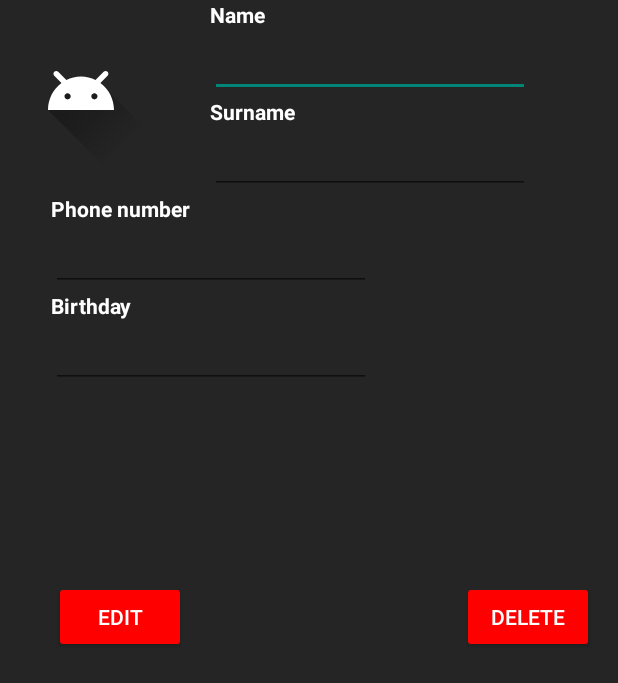
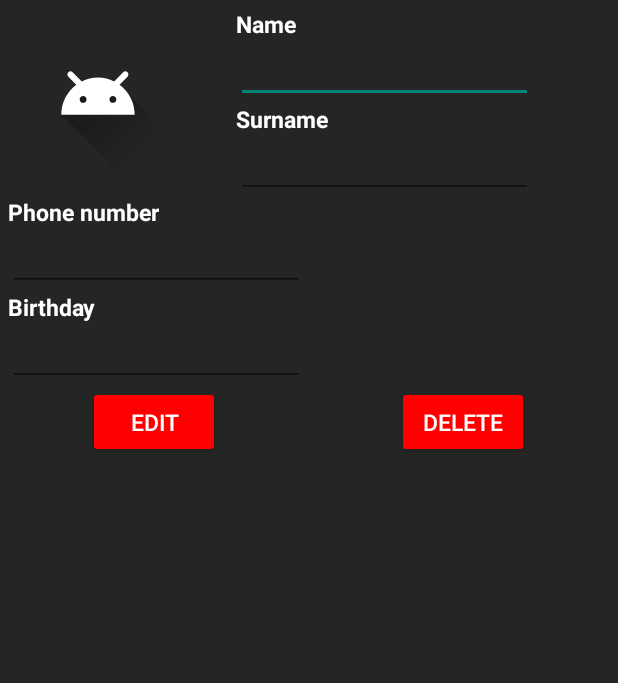
Before and after one commit to ivansc11/android-contactos, an Android app: the EditContactActivity screen opened directly, with no data from a screen before it, on a phone screen of 412 x 824 dp. Shown: the top 683 px of the screen. Run offline under Robolectric (Android 15) with nearby library versions, the phone set to English and light mode, and no system bars; 4 statements that could not run were skipped.

Commit message:
Se mejoró el layout de edit_contact

```diff
--- a/app/src/main/java/com/example/agenda/EditContactActivity.java
+++ b/app/src/main/java/com/example/agenda/EditContactActivity.java
@@ -26,15 +26,15 @@ public class EditContactActivity extends AppCompatActivity {
         setContentView(R.layout.activity_edit_contact);
 
 
-        name = (EditText)findViewById(R.id.etName);
-        surname = (EditText)findViewById(R.id.etSurname);
-        phoneNumber = (EditText) findViewById(R.id.etPhonenumber);
-        birthday = (EditText) findViewById(R.id.etBirthday);
+        name = (EditText)findViewById(R.id.et_name);
+        surname = (EditText)findViewById(R.id.et_surname);
+        phoneNumber = (EditText) findViewById(R.id.et_phone);
+        birthday = (EditText) findViewById(R.id.et_birthday);
         birthday.setOnClickListener(new View.OnClickListener(){
             @Override
             public void onClick(View view) {
                 switch (view.getId()) {
-                    case R.id.etBirthday:
+                    case R.id.et_birthday:
                         showDatePickerDialog();
                         break;
                 }
@@ -58,6 +58,8 @@ public class EditContactActivity extends AppCompatActivity {
         contact.setSurname(surname.getText().toString());
         contact.setBirthday(birthday.getText().toString());
         contact.setPhoneNumber(phoneNumber.getText().toString());
+
+
 
 
         if( manager.updateContact(contact)!=-1){
--- a/app/src/main/res/layout/activity_edit_contact.xml
+++ b/app/src/main/res/layout/activity_edit_contact.xml
@@ -1,5 +1,5 @@
 <?xml version="1.0" encoding="utf-8"?>
-<androidx.constraintlayout.widget.ConstraintLayout xmlns:android="http://schemas.android.com/apk/res/android"
+<RelativeLayout xmlns:android="http://schemas.android.com/apk/res/android"
     xmlns:app="http://schemas.android.com/apk/res-auto"
     xmlns:tools="http://schemas.android.com/tools"
     android:layout_width="match_parent"
@@ -8,136 +8,167 @@
     tools:context=".EditContactActivity">
 
     <ImageView
-        android:id="@+id/imageView"
-        android:layout_width="wrap_content"
-        android:layout_height="wrap_content"
-        android:layout_marginEnd="32dp"
-        android:layout_marginBottom="12dp"
+        android:id="@+id/iv_photo"
+        android:layout_width="125dp"
+        android:layout_height="125dp"
+        android:paddingTop="5dp"
+        android:paddingLeft="5dp"
         android:src="@drawable/ic_launcher_foreground"
-        app:layout_constraintBottom_toTopOf="@+id/textView7"
-        app:layout_constraintEnd_toStartOf="@+id/etName"
         tools:srcCompat="@tools:sample/avatars" />
 
     <TextView
-        android:id="@+id/textView5"
-        android:layout_width="121dp"
-        android:layout_height="19dp"
+        android:id="@+id/tv_name"
+        android:layout_width="wrap_content"
+        android:layout_height="wrap_content"
+        android:layout_marginTop="5dp"
         android:layout_marginStart="32dp"
+        android:layout_toRightOf="@id/iv_photo"
         android:text="Name"
+        android:textSize="15dp"
         android:textStyle="bold"
         android:textColor="@color/text"
-        app:layout_constraintBottom_toTopOf="@+id/etName"
-        app:layout_constraintStart_toEndOf="@+id/imageView" />
+        />
 
     <EditText
-        android:id="@+id/etName"
+        android:id="@+id/et_name"
         android:layout_width="wrap_content"
         android:layout_height="wrap_content"
+        android:layout_toRightOf="@id/iv_photo"
+        android:layout_below="@id/tv_name"
         android:layout_marginStart="32dp"
-        android:ems="10"
+        android:textSize="15dp"
+        android:ems="11"
         android:inputType="textPersonName"
         android:textColor="@color/text"
-        app:layout_constraintBottom_toTopOf="@+id/textView6"
-        app:layout_constraintStart_toEndOf="@+id/imageView" />
+         />
 
     <TextView
-        android:id="@+id/textView6"
+        android:id="@+id/tv_surname"
         android:layout_width="wrap_content"
         android:layout_height="wrap_content"
+        android:layout_below="@id/et_name"
+        android:layout_toRightOf="@id/iv_photo"
         android:layout_marginStart="32dp"
         android:text="Surname"
+        android:textSize="15dp"
+        android:textColor="@color/text"
+        android:textStyle="bold"
+        />
+
+    <EditText
+        android:id="@+id/et_surname"
+        android:layout_width="wrap_content"
+        android:layout_height="wrap_content"
+        android:layout_toRightOf="@id/iv_photo"
+        android:layout_below="@id/tv_surname"
+        android:layout_marginStart="32dp"
+        android:textSize="15dp"
+        android:ems="11"
+        android:inputType="textPersonName"
+        android:textColor="@color/text"
+        />
+
+    <TextView
+        android:id="@+id/tv_phone"
+        android:layout_width="wrap_content"
+        android:layout_height="wrap_content"
+        android:layout_below="@id/iv_photo"
+        android:layout_marginTop="5dp"
+        android:layout_marginStart="5dp"
+        android:text="Phone number"
+        android:textSize="15dp"
         android:textStyle="bold"
         android:textColor="@color/text"
-        app:layout_constraintBottom_toTopOf="@+id/etSurname"
-        app:layout_constraintStart_toEndOf="@+id/imageView" />
+        />
 
     <EditText
-        android:id="@+id/etSurname"
+        android:id="@+id/et_phone"
         android:layout_width="wrap_content"
         android:layout_height="wrap_content"
-        android:layout_marginStart="32dp"
-        android:layout_marginBottom="19dp"
+        android:layout_below="@id/tv_phone"
+        android:layout_marginStart="5dp"
+        android:textSize="15dp"
+        android:ems="11"
+        android:inputType="phone"
         android:textColor="@color/text"
-        android:ems="10"
-        android:inputType="textPersonName"
-        app:layout_constraintBottom_toTopOf="@+id/etPhonenumber"
-        app:layout_constraintStart_toEndOf="@+id/imageView" />
+        />
 
     <TextView
-        android:id="@+id/textView7"
+        android:id="@+id/tv_birthday"
         android:layout_width="wrap_content"
         android:layout_height="wrap_content"
-        android:layout_marginStart="34dp"
-        android:text="Phone number"
-        android:textStyle="bold"
-        android:textColor="@color/text"
-        app:layout_constraintBottom_toTopOf="@+id/etPhonenumber"
-        app:layout_constraintStart_toStartOf="parent" />
-
-    <EditText
-        android:id="@+id/etPhonenumber"
-        android:layout_width="wrap_content"
-        android:layout_height="wrap_content"
-        android:layout_marginStart="34dp"
-        android:ems="10"
-        android:inputType="phone"
-        android:textColor="@color/text"
-        app:layout_constraintBottom_toTopOf="@+id/textView8"
-        app:layout_constraintStart_toStartOf="parent" />
-
-    <TextView
-        android:id="@+id/textView8"
-        android:layout_width="wrap_content"
-        android:layout_height="wrap_content"
-        android:layout_marginStart="34dp"
+        android:layout_below="@id/et_phone"
+        android:layout_marginStart="5dp"
+        android:textSize="15dp"
         android:text="Birthday"
         android:textStyle="bold"
         android:textColor="@color/text"
-        app:layout_constraintBottom_toTopOf="@+id/etBirthday"
-        app:layout_constraintStart_toStartOf="parent" />
+        />
 
     <EditText
-        android:id="@+id/etBirthday"
+        android:id="@+id/et_birthday"
         android:layout_width="wrap_content"
         android:layout_height="wrap_content"
-        android:layout_marginStart="34dp"
-        android:ems="10"
+        android:layout_below="@id/tv_birthday"
+        android:layout_marginStart="5dp"
+        android:textSize="15dp"
+        android:ems="11"
         android:textColor="@color/text"
-        app:layout_constraintStart_toStartOf="parent"
-        app:layout_constraintTop_toBottomOf="@+id/textView8"
         android:clickable="true"
         android:focusable="false"
         android:inputType="date"
         android:maxLines="1"/>
 
-
+    <LinearLayout
+        android:id="@+id/div_btn_edit"
+        android:layout_width="match_parent"
+        android:layout_height="wrap_content"
+        android:layout_below="@id/et_birthday"
+        >
+        <LinearLayout
+            android:layout_height="wrap_content"
+            android:layout_width="0dp"
+            android:layout_weight="1"
+            android:orientation="vertical"
+            android:gravity="center"
+            >
             <Button
-        android:id="@+id/btnSave"
+                android:id="@+id/btn_Edit"
                 android:layout_width="wrap_content"
                 android:layout_height="wrap_content"
-        android:layout_marginStart="36dp"
+                android:layout_below="@id/et_birthday"
+                android:textSize="15dp"
                 android:onClick="editContact"
                 android:text="Edit"
                 android:textColor="@color/text"
                 android:backgroundTint="@color/design2"
-        app:layout_constraintBottom_toBottomOf="parent"
-        app:layout_constraintEnd_toStartOf="@+id/btnDelete"
-        app:layout_constraintHorizontal_bias="0.0"
-        app:layout_constraintStart_toStartOf="parent"
-        app:layout_constraintTop_toTopOf="parent"
-        app:layout_constraintVertical_bias="0.499" />
+                />
 
+        </LinearLayout>
+        <LinearLayout
+            android:id="@+id/div_btn_delete"
+            android:layout_height="wrap_content"
+            android:layout_width="0dp"
+            android:layout_weight="1"
+            android:layout_below="@id/et_birthday"
+            android:layout_toRightOf="@id/div_btn_edit"
+            android:gravity="center"
+            >
             <Button
-        android:id="@+id/btnDelete"
+                android:id="@+id/btn_delete"
                 android:layout_width="wrap_content"
                 android:layout_height="wrap_content"
-        android:layout_marginEnd="16dp"
+                android:textSize="15dp"
+                android:layout_below="@id/et_birthday"
                 android:onClick="deleteContact"
                 android:text="Delete"
                 android:textColor="@color/text"
                 android:backgroundTint="@color/design2"
-        app:layout_constraintBottom_toBottomOf="parent"
-        app:layout_constraintEnd_toEndOf="parent"
-        app:layout_constraintTop_toTopOf="parent"
-        app:layout_constraintVertical_bias="0.499" />
-</androidx.constraintlayout.widget.ConstraintLayout>
+                />
+        </LinearLayout>
+
+
+
+    </LinearLayout>
+
+</RelativeLayout>
--- a/app/src/main/res/layout/activity_landing.xml
+++ b/app/src/main/res/layout/activity_landing.xml
@@ -27,7 +27,7 @@
             android:layout_width="match_parent"
             android:layout_height="wrap_content"
             android:text="Agenda"
-            android:textSize="25sp"
+            android:textSize="30dp"
             android:textColor="@color/design2"
             android:textAlignment="center"
             android:layout_below="@id/title"
@@ -37,7 +37,8 @@
             android:id="@+id/logo"
             android:layout_width="wrap_content"
             android:layout_height="wrap_content"
-            android:layout_below="@id/title"
+            android:layout_centerHorizontal="true"
+            android:layout_below="@id/title2"
             android:src="@drawable/ico"
             />
 
```
Lines whose indentation alone changed are shown as unchanged.
